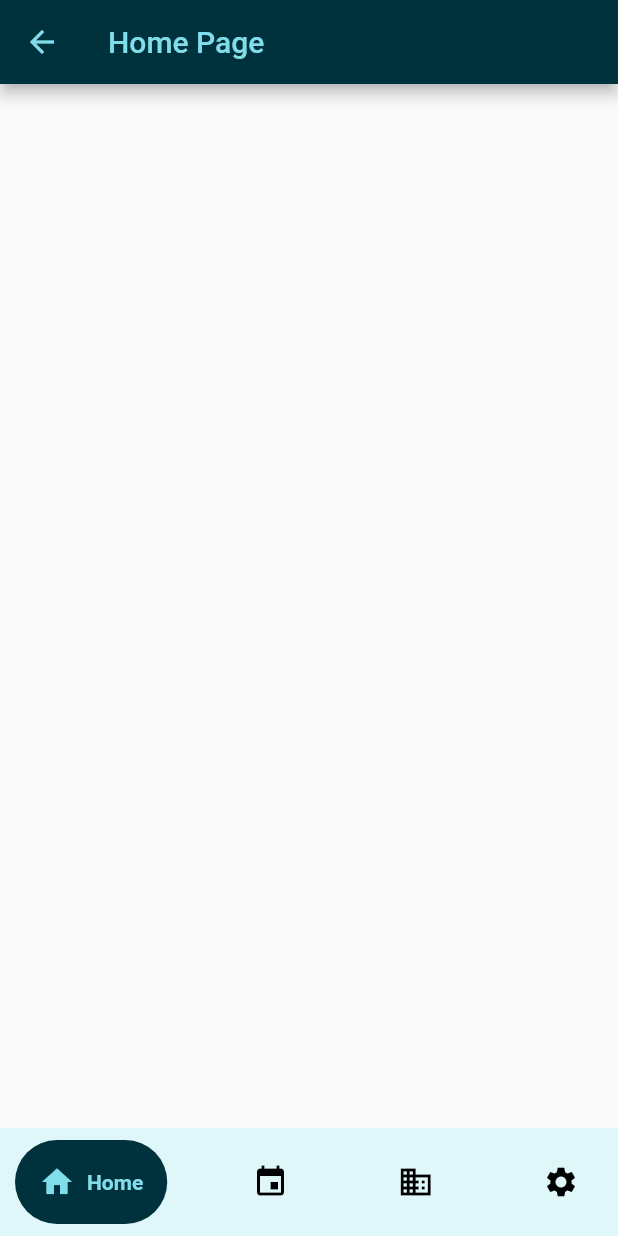
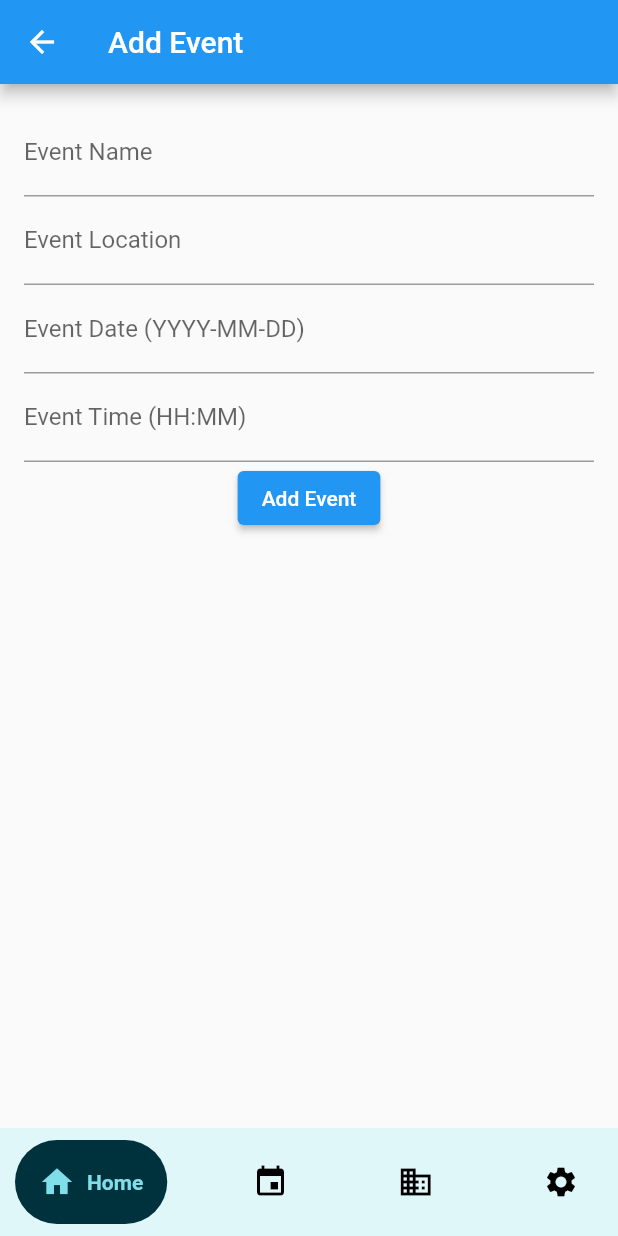
Before and after one commit to Aviyanshu/PulLey, a Flutter app: the MainPage screen opened by its route, on a phone screen of 412 x 824 dp. Run offline on Flutter 3.47's test engine with Material 2 defaults, Android fonts, the light colour scheme and no system bars; drawn by our look-alikes of google_nav_bar; our stand-ins replace cloud_firestore, firebase_auth, firebase_core, shared_preferences; accounts and stored records are empty.

Commit message:
events added but without refid

```diff
--- a/lib/perspective/studentPerpestive/student_homepage.dart
+++ b/lib/perspective/studentPerpestive/student_homepage.dart
@@ -1,17 +1,117 @@
+import 'package:cloud_firestore/cloud_firestore.dart';
 import 'package:flutter/material.dart';
 import 'package:pulley/Colors.dart';
 
-class HomePage extends StatelessWidget {
-  const HomePage({super.key});
+FirebaseFirestore firestore = FirebaseFirestore.instance;
+
+// class HomePage extends StatelessWidget {
+//   const HomePage({super.key});
+
+//   @override
+//   Widget build(BuildContext context) {
+//     return Scaffold(
+//         appBar: AppBar(
+//           title: const Text("Home Page"),
+//           backgroundColor: darkBlueColor,
+//           foregroundColor: lightblueColor,
+//         ),
+//         backgroundColor: llightblueColor,
+//         );
+//   }
+// }
+
+class HomePage extends StatefulWidget {
+  @override
+  _HomePageState createState() => _HomePageState();
+}
+
+class _HomePageState extends State<HomePage> {
+  final _formKey = GlobalKey<FormState>();
+   late String _eventName;
+  late String _eventLocation;
+  late String _eventDate;
+  late String _eventTime;
 
   @override
   Widget build(BuildContext context) {
     return Scaffold(
-        appBar: AppBar(
-          title: const Text("Home Page"),
-          backgroundColor: darkBlueColor,
-          foregroundColor: lightblueColor,
-        ),
-        );
+      appBar: AppBar(
+        title: Text('Add Event'),
+      ),
+      body: Padding(
+        padding: EdgeInsets.all(16.0),
+        child: _buildAdminEventInput(),
+      ),
+    );
+  }
+
+  Widget _buildAdminEventInput() {
+    return Form(
+      key: _formKey,
+      child: Column(
+        children: <Widget>[
+          TextFormField(
+            decoration: InputDecoration(labelText: 'Event Name'),
+            validator: (value) {
+              if (value!.isEmpty) {
+                return 'Please enter a name for the event';
+              }
+              return null;
+            },
+            onSaved: (value) => _eventName = value!,
+          ),
+          TextFormField(
+            decoration: InputDecoration(labelText: 'Event Location'),
+            validator: (value) {
+              if (value!.isEmpty) {
+                return 'Please enter a location for the event';
+              }
+              return null;
+            },
+            onSaved: (value) => _eventLocation = value!,
+          ),
+          TextFormField(
+            decoration: InputDecoration(labelText: 'Event Date (YYYY-MM-DD)'),
+            validator: (value) {
+              if (value!.isEmpty) {
+                return 'Please enter a date for the event';
+              }
+              return null;
+            },
+            onSaved: (value) => _eventDate = value!,
+          ),
+          TextFormField(
+            decoration: InputDecoration(labelText: 'Event Time (HH:MM)'),
+            validator: (value) {
+              if (value!.isEmpty) {
+                return 'Please enter a time for the event';
+              }
+              return null;
+            },
+            onSaved: (value) => _eventTime = value!,
+          ),
+          ElevatedButton(
+            onPressed: () {
+              if (_formKey.currentState!.validate()) {
+                _formKey.currentState!.save();
+                _saveEventToFirebase();
+              }
+            },
+            child: Text('Add Event'),
+          )
+        ],
+      ),
+    );
+  }
+
+  _saveEventToFirebase() async {
+    // Create a new document in the events collection
+    DocumentReference ref = await FirebaseFirestore.instance.collection('events').add({
+      'name': _eventName,
+      'location': _eventLocation,
+      'date': _eventDate,
+      'time': _eventTime,
+    });
+    print('Event added');
   }
 }
--- a/lib/perspective/studentPerpestive/student_mainpage.dart
+++ b/lib/perspective/studentPerpestive/student_mainpage.dart
@@ -32,6 +32,7 @@ class _MainPageState extends State<MainPage> {
   Widget build(BuildContext context) {
     return Scaffold(
       body:_pages[_selectedIndex],
+      backgroundColor: llightblueColor,
       bottomNavigationBar: Container(
         color: llightblueColor,
         child: Padding(
```
Also changed, not shown: lib/Colors.dart (line endings or trailing spaces).
